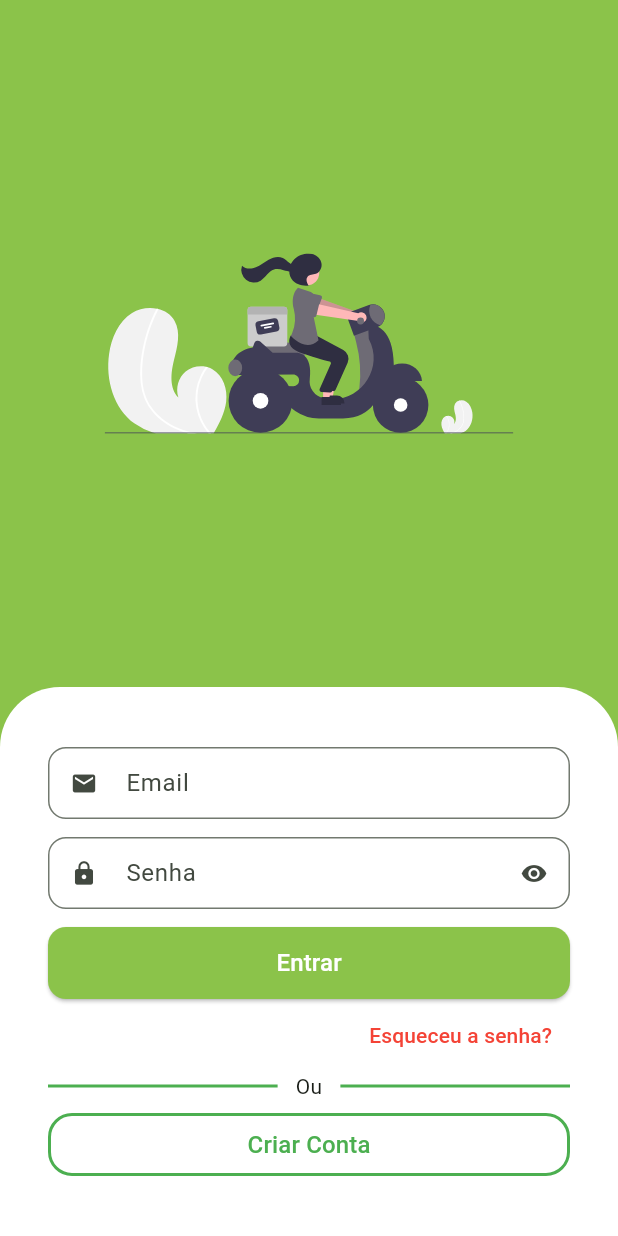
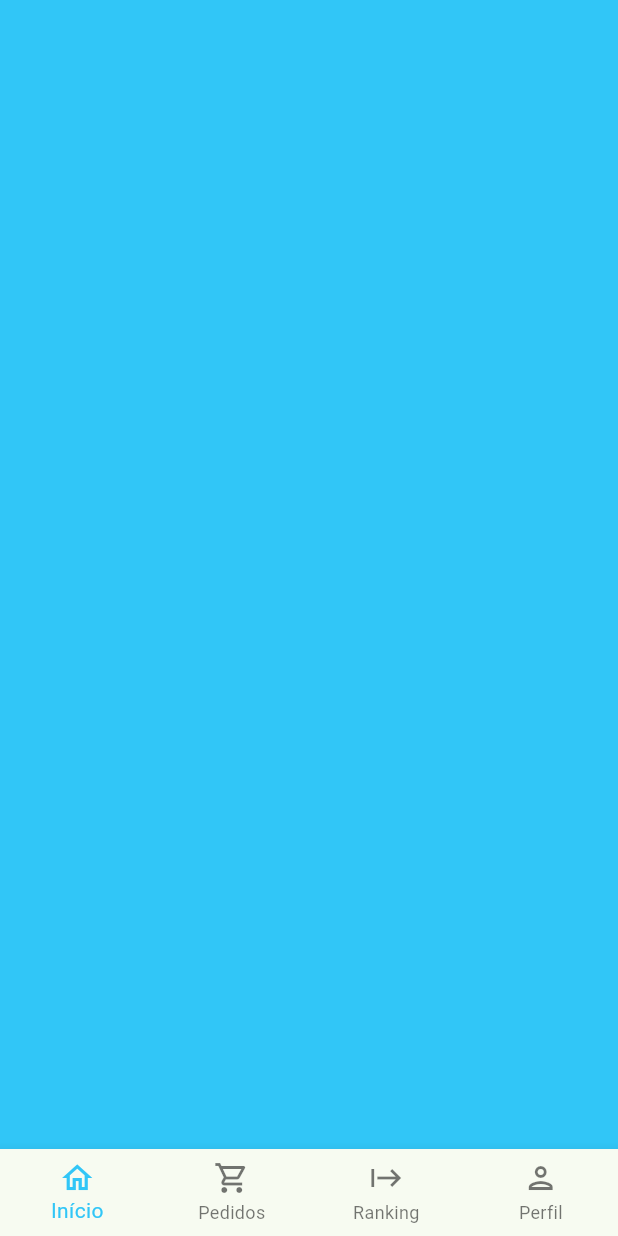
Before and after one commit to rafaelsrabelo/mobile-orde, a Flutter app: the screen it shows after launch, after a tap on "Entrar", on a phone screen of 412 x 824 dp. Run offline on Flutter 3.47's test engine with Material 3 defaults, Android fonts, the light colour scheme and no system bars; our stand-ins replace flutter_svg, mask_text_input_formatter.

Commit message:
feat(base_screen.dart): create a base screen widget that provides a consistent layout for all screens in the app fix(custom_collors.dart): fix typo in class name from "custom_collors" to "custom_colors" fix(sign_in_screen.dart): navigate to the base screen when the "Entrar" button is pressed fix(sign_in_screen.dart): change the color of the dividers to match the custom color fix(sign_in_screen.dart): navigate to the sign up screen when the "Criar Conta" button is pressed fix(sign_up_screen.dart): change the background color of the button to match the custom color

```diff
--- /dev/null
+++ b/lib/src/base/base_screen.dart
@@ -0,0 +1,22 @@
+import 'package:flutter/material.dart';
+import 'package:the_king_of_delivery/src/config/custom_collors.dart';
+
+class BaseScreen extends StatelessWidget {
+  const BaseScreen({super.key});
+
+  @override
+  Widget build(BuildContext context) {
+    return Scaffold(
+      backgroundColor: CustomColors.customSwatchColor,
+      bottomNavigationBar: BottomNavigationBar(
+        type: BottomNavigationBarType.fixed,
+        selectedItemColor: Color(0xff31C6F7),
+        items: const [
+          BottomNavigationBarItem(icon: Icon(Icons.home_outlined), label: 'Início'),
+          BottomNavigationBarItem(icon: Icon(Icons.shopping_cart_outlined), label: 'Pedidos'),
+          BottomNavigationBarItem(icon: Icon(Icons.start_outlined), label: 'Ranking'),
+          BottomNavigationBarItem(icon: Icon(Icons.person_outlined), label: 'Perfil'),
+      ]),
+    );
+  }
+}
--- a/lib/src/config/custom_collors.dart
+++ b/lib/src/config/custom_collors.dart
@@ -13,5 +13,5 @@ abstract class CustomColors {
   static Color customContrastColor = Colors.red.shade700;
 
   static MaterialColor customSwatchColor =
-      MaterialColor(0xff8bc34a, _swatchOpacity);
+      MaterialColor(0xff31C6F7, _swatchOpacity);
 }
--- a/lib/src/screens/auth/sign_in_screen.dart
+++ b/lib/src/screens/auth/sign_in_screen.dart
@@ -1,4 +1,5 @@
 import 'package:flutter/material.dart';
+import 'package:the_king_of_delivery/src/base/base_screen.dart';
 import 'package:the_king_of_delivery/src/components/custom_text_field.dart';
 import 'package:flutter_svg/flutter_svg.dart';
 import 'package:the_king_of_delivery/src/config/custom_collors.dart';
@@ -52,7 +53,12 @@ class SignInScreen extends StatelessWidget {
                                 backgroundColor: CustomColors.customSwatchColor,
                                 shape: RoundedRectangleBorder(
                                     borderRadius: BorderRadius.circular(12))),
-                            onPressed: () {},
+                            onPressed: () {
+                              Navigator.of(context).pushReplacement(
+                                  MaterialPageRoute(builder: (c) {
+                                return BaseScreen();
+                              }));
+                            },
                             child: const Text(
                               'Entrar',
                               style:
@@ -73,7 +79,7 @@ class SignInScreen extends StatelessWidget {
                         children: [
                           Expanded(
                             child: Divider(
-                              color: Colors.green,
+                              color: Color(0xff31C6F7),
                               thickness: 2,
                             ),
                           ),
@@ -83,7 +89,7 @@ class SignInScreen extends StatelessWidget {
                           ),
                           Expanded(
                             child: Divider(
-                              color: Colors.green,
+                              color: Color(0xff31C6F7),
                               thickness: 2,
                             ),
                           ),
@@ -97,17 +103,17 @@ class SignInScreen extends StatelessWidget {
                               shape: RoundedRectangleBorder(
                                   borderRadius: BorderRadius.circular(16)),
                               side: const BorderSide(
-                                  width: 2, color: Colors.green)),
+                                  width: 2, color: Color(0xff31C6F7))),
                           onPressed: () {
-                            Navigator.of(context).push(
-                              MaterialPageRoute(builder: (c) {
-                                return SignUpScreen();
-                              })
-                            );
+                            Navigator.of(context)
+                                .push(MaterialPageRoute(builder: (c) {
+                              return SignUpScreen();
+                            }));
                           },
                           child: const Text(
                             'Criar Conta',
-                            style: TextStyle(color: Colors.green, fontSize: 16),
+                            style: TextStyle(
+                                color: Color(0xff31C6F7), fontSize: 16),
                           )),
                     )
                   ],
--- a/lib/src/screens/auth/sign_up_screen.dart
+++ b/lib/src/screens/auth/sign_up_screen.dart
@@ -71,7 +71,7 @@ class SignUpScreen extends StatelessWidget {
                           height: 48,
                           child: ElevatedButton(
                               style: ElevatedButton.styleFrom(
-                                  backgroundColor: Colors.green,
+                                  backgroundColor: Color(0xff31C6F7),
                                   shape: RoundedRectangleBorder(
                                       borderRadius: BorderRadius.circular(12))),
                               onPressed: () {},
```
